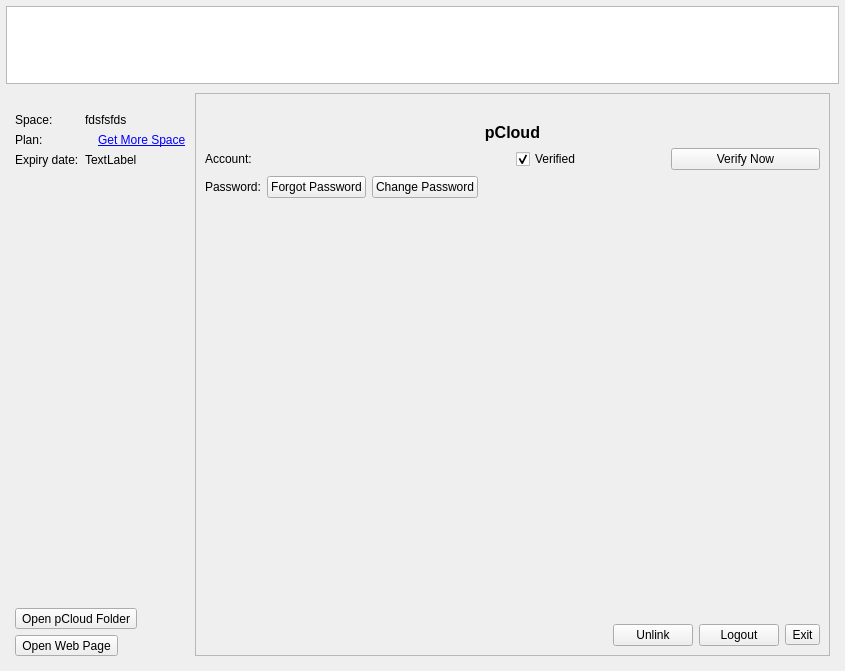
This is pcloudwindow.ui in pcloudcom/psyncgui as Qt 5 draws it before an edit. The edited form follows.
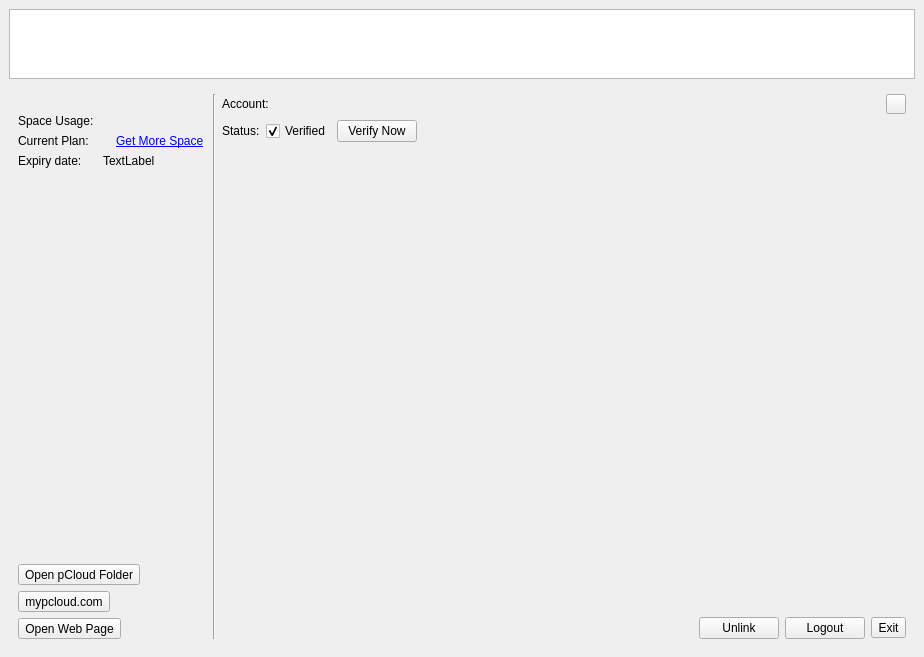
This is the edited form. The open tabs and pages were chosen to show the change. Icons and pictures are not drawn.

What changed in the file:
```diff
--- a/pcloudwindow.ui
+++ b/pcloudwindow.ui
@@ -6,41 +6,15 @@
    <rect>
     <x>0</x>
     <y>0</y>
-    <width>845</width>
-    <height>671</height>
+    <width>924</width>
+    <height>657</height>
    </rect>
   </property>
   <property name="windowTitle">
    <string>MainWindow</string>
   </property>
   <widget class="QWidget" name="centralwidget">
-   <layout class="QHBoxLayout" name="horizontalLayout_32">
-    <property name="spacing">
-     <number>0</number>
-    </property>
-    <property name="leftMargin">
-     <number>6</number>
-    </property>
-    <property name="topMargin">
-     <number>6</number>
-    </property>
-    <property name="rightMargin">
-     <number>6</number>
-    </property>
-    <property name="bottomMargin">
-     <number>6</number>
-    </property>
-    <item>
      <layout class="QVBoxLayout" name="verticalLayout_11">
-      <property name="spacing">
-       <number>0</number>
-      </property>
-      <property name="leftMargin">
-       <number>0</number>
-      </property>
-      <property name="topMargin">
-       <number>0</number>
-      </property>
       <item>
        <layout class="QVBoxLayout" name="verticalLayout" stretch="0">
         <property name="spacing">
@@ -219,21 +193,21 @@
               <item row="0" column="0">
                <widget class="QLabel" name="label_14">
                 <property name="text">
-                 <string>Space: </string>
+               <string>Space Usage: </string>
                 </property>
                </widget>
               </item>
               <item row="0" column="1">
                <widget class="QLabel" name="label_space">
                 <property name="text">
-                 <string>fdsfsfds</string>
+               <string/>
                 </property>
                </widget>
               </item>
               <item row="1" column="0">
                <widget class="QLabel" name="label_plan">
                 <property name="text">
-                 <string>Plan:</string>
+               <string>Current Plan:</string>
                 </property>
                </widget>
               </item>
@@ -300,6 +274,20 @@
                 </property>
                </widget>
               </item>
+            <item>
+             <widget class="QToolButton" name="tbtnMyPcloud">
+              <property name="text">
+               <string>mypcloud.com</string>
+              </property>
+              <property name="icon">
+               <iconset resource="Resources.qrc">
+                <normaloff>:/images/images/folder.png</normaloff>:/images/images/folder.png</iconset>
+              </property>
+              <property name="toolButtonStyle">
+               <enum>Qt::ToolButtonTextBesideIcon</enum>
+              </property>
+             </widget>
+            </item>
               <item>
                <widget class="QToolButton" name="toolBtnOpenWeb">
                 <property name="text">
@@ -319,42 +307,16 @@
            </layout>
           </item>
           <item>
-           <widget class="QFrame" name="frame_account">
-            <property name="frameShape">
-             <enum>QFrame::StyledPanel</enum>
-            </property>
-            <property name="frameShadow">
-             <enum>QFrame::Raised</enum>
-            </property>
-            <layout class="QHBoxLayout" name="horizontalLayout_31">
+         <widget class="Line" name="line_5">
+          <property name="orientation">
+           <enum>Qt::Vertical</enum>
+          </property>
+         </widget>
+        </item>
              <item>
               <layout class="QVBoxLayout" name="verticalLayout_30">
                <item>
-                <layout class="QVBoxLayout" name="verticalLayout_2">
-                 <item>
-                  <widget class="QLabel" name="label_12">
-                   <property name="text">
-                    <string/>
-                   </property>
-                   <property name="pixmap">
-                    <pixmap resource="Resources.qrc">:/images/images/logo.png</pixmap>
-                   </property>
-                   <property name="alignment">
-                    <set>Qt::AlignCenter</set>
-                   </property>
-                  </widget>
-                 </item>
-                 <item>
-                  <widget class="QLabel" name="label_13">
-                   <property name="text">
-                    <string>&lt;html&gt;&lt;head/&gt;&lt;body&gt;&lt;p&gt;&lt;span style=&quot; font-size:12pt; font-weight:600;&quot;&gt;pCloud&lt;/span&gt;&lt;/p&gt;&lt;/body&gt;&lt;/html&gt;</string>
-                   </property>
-                   <property name="alignment">
-                    <set>Qt::AlignCenter</set>
-                   </property>
-                  </widget>
-                 </item>
-                </layout>
+           <layout class="QVBoxLayout" name="verticalLayout_2"/>
                </item>
                <item>
                 <layout class="QHBoxLayout" name="horizontalLayout_4">
@@ -373,6 +335,30 @@
                   </widget>
                  </item>
                  <item>
+             <widget class="QPushButton" name="btnAccntMenu">
+              <property name="maximumSize">
+               <size>
+                <width>20</width>
+                <height>20</height>
+               </size>
+              </property>
+              <property name="text">
+               <string/>
+              </property>
+             </widget>
+            </item>
+           </layout>
+          </item>
+          <item>
+           <layout class="QHBoxLayout" name="horizontalLayout_9">
+            <item>
+             <widget class="QLabel" name="label_status">
+              <property name="text">
+               <string>Status:</string>
+              </property>
+             </widget>
+            </item>
+            <item>
                   <widget class="QCheckBox" name="checkBoxVerified">
                    <property name="layoutDirection">
                     <enum>Qt::LeftToRight</enum>
@@ -398,31 +384,6 @@
                    </property>
                   </widget>
                  </item>
-                </layout>
-               </item>
-               <item>
-                <layout class="QHBoxLayout" name="horizontalLayout_9">
-                 <item>
-                  <widget class="QLabel" name="label_pass">
-                   <property name="text">
-                    <string>Password:</string>
-                   </property>
-                  </widget>
-                 </item>
-                 <item>
-                  <widget class="QPushButton" name="btnForgotPass">
-                   <property name="text">
-                    <string>Forgot Password</string>
-                   </property>
-                  </widget>
-                 </item>
-                 <item>
-                  <widget class="QPushButton" name="btnChangePass">
-                   <property name="text">
-                    <string>Change Password</string>
-                   </property>
-                  </widget>
-                 </item>
                  <item>
                   <spacer name="horizontalSpacer_15">
                    <property name="orientation">
@@ -493,9 +454,6 @@
              </item>
             </layout>
            </widget>
-          </item>
-         </layout>
-        </widget>
         <widget class="QWidget" name="pageShares">
          <property name="maximumSize">
           <size>
@@ -1884,8 +1842,6 @@
        </widget>
       </item>
      </layout>
-    </item>
-   </layout>
   </widget>
   <widget class="QMenuBar" name="menubar">
    <property name="geometry">
```
Left out of the diff: 190 changed lines with no effect on the pictures. Lines whose indentation alone changed are shown as unchanged.
